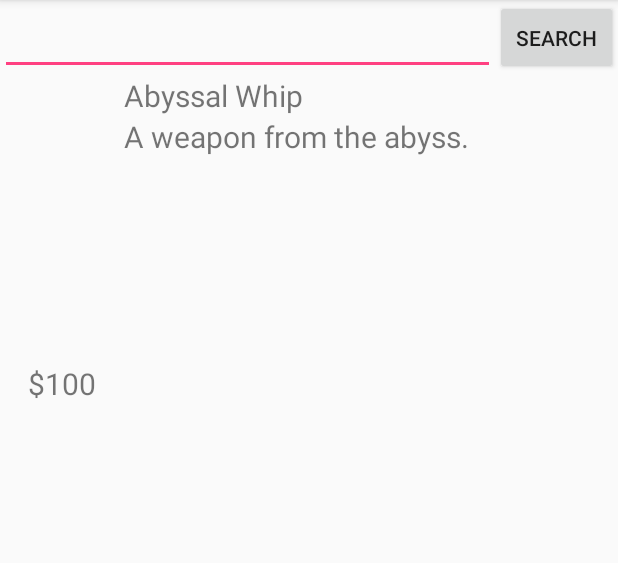
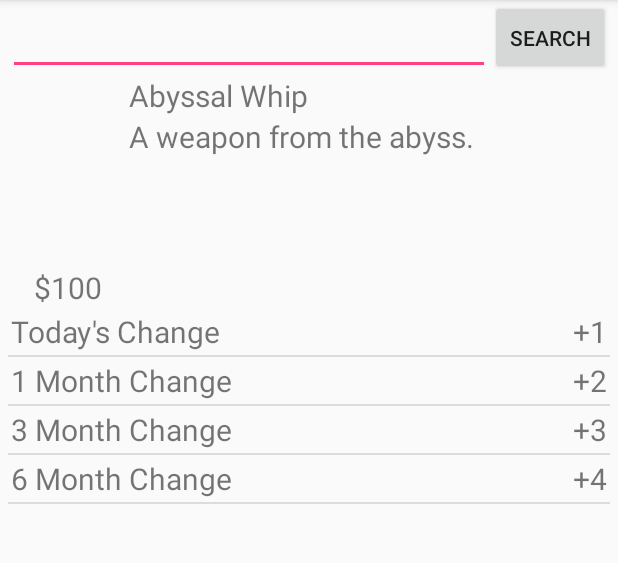
Before and after one commit to ozcer/RunicHelper, an Android app: the GeActivity screen opened directly, with no data from a screen before it, on a phone screen of 412 x 824 dp, the part 84-647 px from its top. Run offline under Robolectric (Android 15) with nearby library versions, the phone set to English and light mode, and no system bars; pictures from the network do not load.

Commit message:
GE now includes price trends but only daily change

```diff
--- a/app/src/main/java/ozcer/runichelper/GeActivity.java
+++ b/app/src/main/java/ozcer/runichelper/GeActivity.java
@@ -1,12 +1,18 @@
 package ozcer.runichelper;
 
+import android.content.Context;
 import android.os.AsyncTask;
 import android.support.v7.app.AppCompatActivity;
 import android.os.Bundle;
+import android.util.Log;
 import android.view.View;
+import android.view.inputmethod.InputMethodManager;
+import android.widget.ArrayAdapter;
 import android.widget.Button;
 import android.widget.EditText;
 import android.widget.ImageView;
+import android.widget.ListAdapter;
+import android.widget.ListView;
 import android.widget.TextView;
 import android.widget.Toast;
 
@@ -30,9 +36,13 @@ public class GeActivity extends AppCompatActivity {
     TextView tvItemPrice;
     EditText edtGeSearchBar;
     ImageView ivItemImage;
+    ListView lvTrendList;
     String imageUrl = null;
     String apiBase = "http://services.runescape.com/m=itemdb_oldschool/api/";
+    String[][] trends = {{"Today's Change", "+1"}, {"1 Month Change", "+2"},
+            {"3 Month Change", "+3"}, {"6 Month Change", "+4"}};
 
+    InputMethodManager imm;
 
     @Override
     protected void onCreate(Bundle savedInstanceState) {
@@ -45,6 +55,14 @@ public class GeActivity extends AppCompatActivity {
         tvItemPrice  = (TextView) findViewById(R.id.ge_itemPrice);
         edtGeSearchBar = (EditText) findViewById(R.id.ge_searchBar);
         ivItemImage = (ImageView) findViewById(R.id.ge_itemImage);
+        lvTrendList = (ListView) findViewById(R.id.ge_trend);
+
+        imm = (InputMethodManager) getSystemService(Context.INPUT_METHOD_SERVICE);
+
+
+        ListAdapter myAdapter = new TrendListAdapter(this, trends);
+        lvTrendList.setAdapter(myAdapter);
+
 
         btnGeSearch.setOnClickListener(new View.OnClickListener() {
             @Override
@@ -96,11 +114,22 @@ public class GeActivity extends AppCompatActivity {
                 String name = item.getString("name");
                 String desc = item.getString("description");
                 String price = item.getJSONObject("current").getString("price");
+                String todayChange = item.getJSONObject("today").getString("price");
+                /*
+                String oneMonthChange = item.getJSONObject("day30").getString("trend");
+                String threeMonthChange = item.getJSONObject("current").getString("trend");
+                String sixMonthChange = item.getJSONObject("current").getString("trend");
 
+               */
                 args.add(name);
                 args.add(desc);
                 args.add(price);
-
+                args.add(todayChange);
+                /*
+                args.add(oneMonthChange);
+                args.add(threeMonthChange);
+                args.add(sixMonthChange);
+                */
                 return args;
 
 
@@ -128,11 +157,13 @@ public class GeActivity extends AppCompatActivity {
         @Override
         protected void onPostExecute(ArrayList<String> args) {
             super.onPostExecute(args);
-            //args = {name, desc, price}
+            //args = {name, desc, price, today trend, 1month trend, 3month trend, 6month trend}
             if(args != null) {
                 tvItemName.setText(args.get(0));
                 tvItemDescription.setText(args.get(1));
                 tvItemPrice.setText(args.get(2));
+                trends[0][1] = args.get(3);
+                imm.toggleSoftInput(InputMethodManager.SHOW_FORCED, 0);
             } else {
                 Toast.makeText(GeActivity.this, "no item found", Toast.LENGTH_SHORT).show();
             }
--- /dev/null
+++ b/app/src/main/java/ozcer/runichelper/TrendListAdapter.java
@@ -0,0 +1,39 @@
+package ozcer.runichelper;
+
+import android.content.Context;
+import android.support.annotation.LayoutRes;
+import android.support.annotation.NonNull;
+import android.support.annotation.Nullable;
+import android.view.LayoutInflater;
+import android.view.View;
+import android.view.ViewGroup;
+import android.widget.ArrayAdapter;
+import android.widget.TextView;
+
+/**
+ * Created by ozcer on 2017-10-13.
+ */
+
+public class TrendListAdapter extends ArrayAdapter<String[]>{
+
+    public TrendListAdapter(@NonNull Context context, String[][] trends) {
+        super(context, R.layout.trend_row, trends);
+    }
+
+    @NonNull
+    @Override
+    public View getView(int position, @Nullable View convertView, @NonNull ViewGroup parent) {
+        LayoutInflater inflater  = LayoutInflater.from(getContext());
+        View trendRowLayout = inflater.inflate(R.layout.trend_row, parent, false);
+        String trendTime = getItem(position)[0];
+        String trendDelta = getItem(position)[1];
+
+        TextView tvTime = (TextView) trendRowLayout.findViewById(R.id.trend_time);
+        TextView tvDelta = (TextView) trendRowLayout.findViewById(R.id.trend_delta);
+
+        tvTime.setText(trendTime);
+        tvDelta.setText(trendDelta);
+
+        return trendRowLayout;
+    }
+}
--- a/app/src/main/res/layout/activity_ge.xml
+++ b/app/src/main/res/layout/activity_ge.xml
@@ -6,6 +6,8 @@
     android:layout_height="match_parent"
     tools:context="ozcer.runichelper.GeActivity"
     android:orientation="vertical"
+    android:paddingLeft="5dp"
+    android:paddingRight="5dp"
 
     >
     <LinearLayout
@@ -49,10 +51,20 @@
             android:layout_weight="80"
             android:orientation="vertical"
             >
-            <ImageView
-                android:id="@+id/ge_itemImage"
-                android:layout_width="288px"
-                android:layout_height="288px" />
+            <ozcer.runichelper.SquareRelativeLayout
+                android:layout_width="192px"
+                android:layout_height="192px"
+                android:padding="5px"
+                android:gravity="center"
+                >
+                <ImageView
+                    android:id="@+id/ge_itemImage"
+                    android:layout_width="match_parent"
+                    android:layout_height="match_parent"
+                    android:scaleType="fitXY"
+                    />
+            </ozcer.runichelper.SquareRelativeLayout>
+
 
             <TextView
                 android:id="@+id/ge_itemPrice"
@@ -90,7 +102,18 @@
 
         </LinearLayout>
 
+
     </LinearLayout>
+
+    <ListView
+        android:id="@+id/ge_trend"
+        android:layout_width="match_parent"
+        android:layout_height="match_parent"
+        android:layout_below="@id/ge_summarySection"
+        >
+
+    </ListView>
+
 
 
 </RelativeLayout>
--- /dev/null
+++ b/app/src/main/res/layout/trend_row.xml
@@ -0,0 +1,25 @@
+<?xml version="1.0" encoding="utf-8"?>
+<RelativeLayout xmlns:android="http://schemas.android.com/apk/res/android"
+    android:orientation="horizontal" android:layout_width="match_parent"
+    android:layout_height="match_parent"
+    android:padding="2dp"
+    >
+
+    <TextView
+        android:id="@+id/trend_time"
+        android:layout_width="wrap_content"
+        android:layout_height="match_parent"
+        android:text="Today"
+        android:textSize="20dp"
+        />
+
+    <TextView
+        android:id="@+id/trend_delta"
+        android:layout_width="wrap_content"
+        android:layout_height="match_parent"
+        android:layout_alignParentRight="true"
+        android:text="+123"
+        android:textSize="20dp"
+        />
+
+</RelativeLayout>
```
